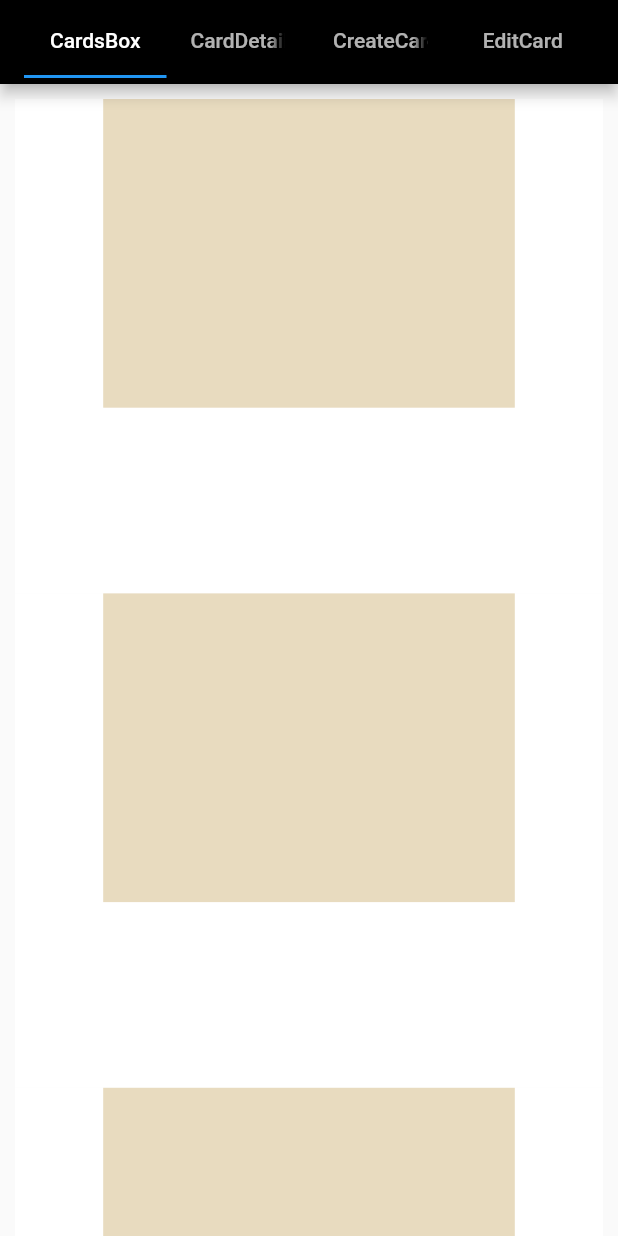
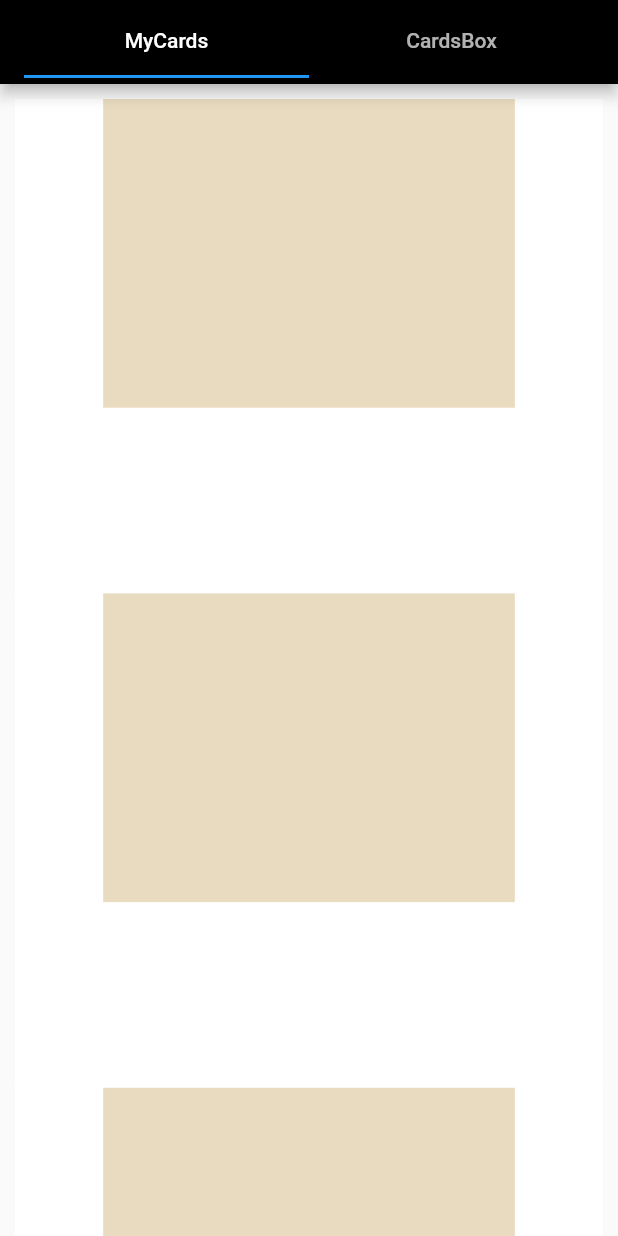
Before and after one commit to MarcusCwl/BeConnect, a Flutter app: the screen it shows after launch, on a phone screen of 412 x 824 dp. Run offline on Flutter 3.47's test engine with Material 2 defaults, Android fonts, the phone set to English and light mode, and no system bars.

Commit message:
Refactor package

```diff
--- a/be_connect/lib/screens/HomeScreen.dart
+++ b/be_connect/lib/screens/HomeScreen.dart
@@ -1,7 +1,4 @@
-import 'package:be_connect/screens/CardDetailScreen.dart';
-import 'package:be_connect/screens/CardsBoxScreen.dart';
-import 'package:be_connect/screens/CreateCardScreen.dart';
-import 'package:be_connect/screens/EditCardScreen.dart';
+import 'package:be_connect/screens/cardsbox/CardsBoxScreen.dart';
 import 'package:flutter/material.dart';
 import 'package:flutter/widgets.dart';
 
@@ -24,18 +21,14 @@ class HomeScreen extends StatelessWidget {
 class HomeScreenWidget extends StatefulWidget {
   HomeScreenWidget({Key key, this.title}) : super(key: key);
   final String title;
+
   @override
   HomeScreenWidgetState createState() => HomeScreenWidgetState();
 }
 
 class HomeScreenWidgetState extends State<HomeScreenWidget> with SingleTickerProviderStateMixin {
   TabController _tabController;
-  final List<Tab> titleTabs = <Tab>[
-    Tab(text: 'CardsBox'),
-    Tab(text: 'CardDetail'),
-    Tab(text: 'CreateCard'),
-    Tab(text: 'EditCard'),
-  ];
+  final List<Tab> titleTabs = <Tab>[Tab(text: 'MyCards'), Tab(text: 'CardsBox')];
 
   @override
   void initState() {
@@ -61,7 +54,7 @@ class HomeScreenWidgetState extends State<HomeScreenWidget> with SingleTickerPro
         ),
         body: TabBarView(
           controller: this._tabController,
-          children: <Widget>[CardsBoxScreen(), CardDetailScreen(), CreateCardScreen(), EditCardScreen()],
+          children: <Widget>[CardsBoxScreen(), CardsBoxScreen()],
         ));
   }
 }
--- /dev/null
+++ b/be_connect/lib/screens/mycards/MyCardsScreen.dart
@@ -0,0 +1,40 @@
+import 'package:be_connect/customView/CardListView.dart';
+import 'package:be_connect/model/BusinessCard.dart';
+import 'package:flutter/material.dart';
+import 'package:flutter/widgets.dart';
+
+class CardsBoxScreen extends StatelessWidget {
+  // This widget is the root of your application.
+  @override
+  Widget build(BuildContext context) {
+    return CardsBoxScreenWidget(title: 'Flutter Demo Home Page');
+  }
+}
+
+class CardsBoxScreenWidget extends StatefulWidget {
+  CardsBoxScreenWidget({Key key, this.title}) : super(key: key);
+
+  // This widget is the home page of your application. It is stateful, meaning
+  // that it has a State object (defined below) that contains fields that affect
+  // how it looks.
+
+  // This class is the configuration for the state. It holds the values (in this
+  // case the title) provided by the parent (in this case the App widget) and
+  // used by the build method of the State. Fields in a Widget subclass are
+  // always marked "final".
+
+  final String title;
+
+  @override
+  CardsBoxScreenWidgetState createState() => CardsBoxScreenWidgetState();
+}
+
+class CardsBoxScreenWidgetState extends State<CardsBoxScreenWidget> {
+  @override
+  Widget build(BuildContext context) {
+    return Scaffold(
+        body: Center(
+      child: CardListView(ConstVal.FAKE_CARDS), // This
+    ));
+  }
+}
```
Also changed, not shown: be_connect/lib/screens/cardsbox/CardsBoxScreen.dart (renamed from be_connect/lib/screens/CardsBoxScreen.dart), be_connect/lib/screens/creator/CreateCardScreen.dart (renamed from be_connect/lib/screens/CreateCardScreen.dart), be_connect/lib/screens/detail/CardDetailScreen.dart (renamed from be_connect/lib/screens/CardDetailScreen.dart), be_connect/lib/screens/editor/EditCardScreen.dart (renamed from be_connect/lib/screens/EditCardScreen.dart).
